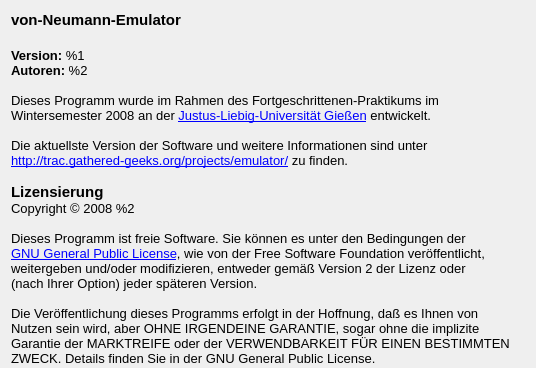
This is ui/AboutDialog.ui in Funzinator/von-neumann-emulator as Qt 5 draws it before an edit; both pictures show x 0 to 536 and y 0 to 368 of the 536 by 599 pixel window. The edited form follows.
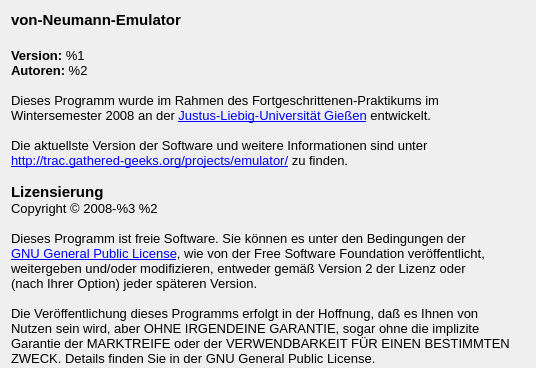
This is the edited form.

Commit message: dem Copyright die aktuelle Jahreszahl hinzugefügt.

The edit to the form file:
```diff
--- a/ui/AboutDialog.ui
+++ b/ui/AboutDialog.ui
@@ -37,7 +37,7 @@
 &lt;p style=" margin-top:0px; margin-bottom:0px; margin-left:0px; margin-right:0px; -qt-block-indent:0; text-indent:0px;">&lt;a href="http://trac.gathered-geeks.org/projects/emulator/">&lt;span style=" text-decoration: underline; color:#0000ff;">http://trac.gathered-geeks.org/projects/emulator/&lt;/span>&lt;/a> zu finden.&lt;/p>
 &lt;p style="-qt-paragraph-type:empty; margin-top:0px; margin-bottom:0px; margin-left:0px; margin-right:0px; -qt-block-indent:0; text-indent:0px;">&lt;/p>
 &lt;p style=" margin-top:0px; margin-bottom:0px; margin-left:0px; margin-right:0px; -qt-block-indent:0; text-indent:0px;">&lt;span style=" font-size:11pt; font-weight:600;">Lizensierung&lt;/span>&lt;/p>
-&lt;p style=" margin-top:0px; margin-bottom:0px; margin-left:0px; margin-right:0px; -qt-block-indent:0; text-indent:0px;">Copyright © 2008 %2&lt;/p>
+&lt;p style=" margin-top:0px; margin-bottom:0px; margin-left:0px; margin-right:0px; -qt-block-indent:0; text-indent:0px;">Copyright © 2008-%3 %2&lt;/p>
 &lt;p style="-qt-paragraph-type:empty; margin-top:0px; margin-bottom:0px; margin-left:0px; margin-right:0px; -qt-block-indent:0; text-indent:0px;">&lt;/p>
 &lt;p style=" margin-top:0px; margin-bottom:0px; margin-left:0px; margin-right:0px; -qt-block-indent:0; text-indent:0px;">Dieses Programm ist freie Software. Sie können es unter den Bedingungen der&lt;/p>
 &lt;p style=" margin-top:0px; margin-bottom:0px; margin-left:0px; margin-right:0px; -qt-block-indent:0; text-indent:0px;">&lt;a href="http://www.gnu.org/licenses/gpl-2.0.html">&lt;span style=" text-decoration: underline; color:#0000ff;">GNU General Public License&lt;/span>&lt;/a>, wie von der Free Software Foundation veröffentlicht,&lt;/p>
```
The commit also changes 4 other files.
